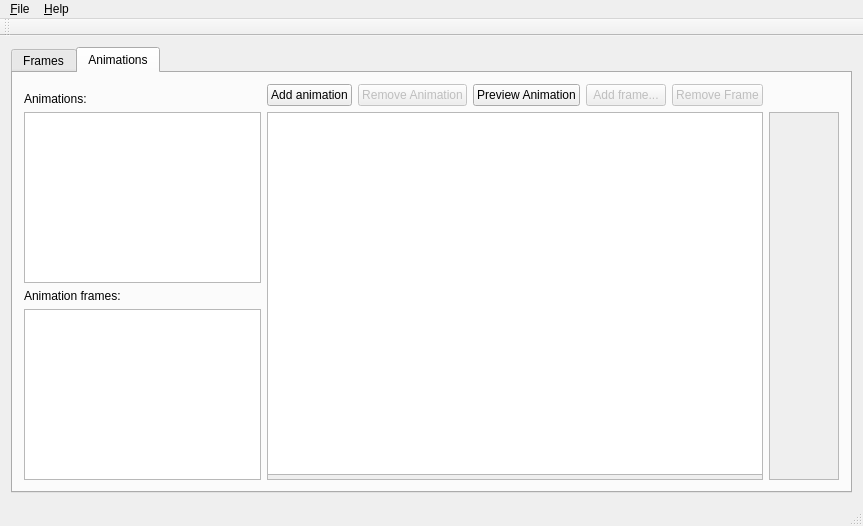
Old version of the form mainwindow.ui in the repository lvklabs/sprite-animator-tool.
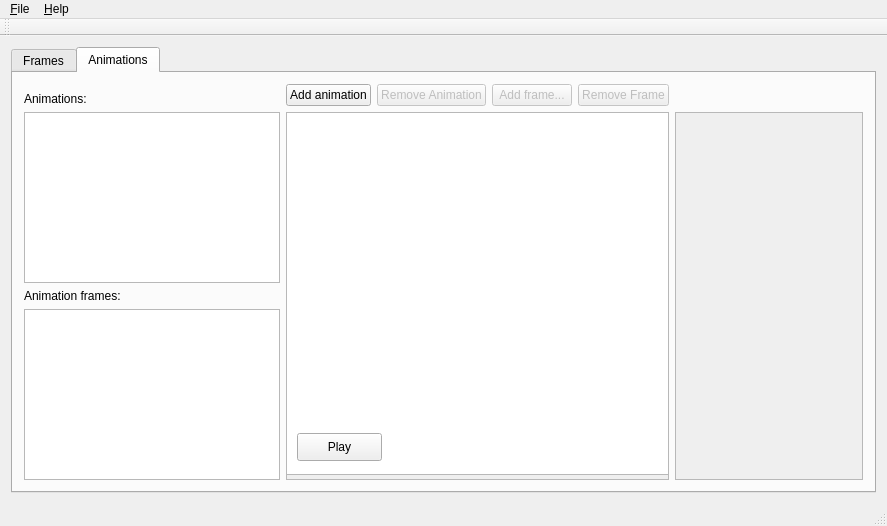
New version of the form. Icons and pictures are not drawn.

Commit message: Fixed and refactored Gonzalo's Code implementing the animations preview. Needs some polishing yet.

```diff
--- a/mainwindow.ui
+++ b/mainwindow.ui
@@ -6,7 +6,7 @@
    <rect>
     <x>0</x>
     <y>0</y>
-    <width>863</width>
+    <width>887</width>
     <height>526</height>
    </rect>
   </property>
@@ -434,7 +434,7 @@
           </property>
          </widget>
         </item>
-        <item row="0" column="4">
+        <item row="0" column="3">
          <widget class="QPushButton" name="addAframeButton">
           <property name="enabled">
            <bool>false</bool>
@@ -444,7 +444,7 @@
           </property>
          </widget>
         </item>
-        <item row="0" column="5">
+        <item row="0" column="4">
          <widget class="QPushButton" name="removeAframeButton">
           <property name="enabled">
            <bool>false</bool>
@@ -454,7 +454,7 @@
           </property>
          </widget>
         </item>
-        <item row="0" column="6">
+        <item row="0" column="5">
          <spacer name="horizontalSpacer_4">
           <property name="orientation">
            <enum>Qt::Horizontal</enum>
@@ -467,7 +467,7 @@
           </property>
          </spacer>
         </item>
-        <item row="1" column="6" rowspan="3">
+        <item row="1" column="5" rowspan="3">
          <widget class="QScrollArea" name="frameAPreviewScroll">
           <property name="widgetResizable">
            <bool>true</bool>
@@ -477,14 +477,14 @@
             <rect>
              <x>0</x>
              <y>0</y>
-             <width>76</width>
+             <width>91</width>
              <height>360</height>
             </rect>
            </property>
           </widget>
          </widget>
         </item>
-        <item row="1" column="1" rowspan="3" colspan="5">
+        <item row="1" column="1" rowspan="3" colspan="4">
          <widget class="QScrollArea" name="aniPreviewScroll">
           <property name="widgetResizable">
            <bool>true</bool>
@@ -494,7 +494,7 @@
             <rect>
              <x>0</x>
              <y>0</y>
-             <width>590</width>
+             <width>484</width>
              <height>360</height>
             </rect>
            </property>
@@ -508,16 +508,25 @@
              </rect>
             </property>
            </widget>
+           <widget class="QPushButton" name="previewAniButton">
+            <property name="geometry">
+             <rect>
+              <x>10</x>
+              <y>320</y>
+              <width>85</width>
+              <height>28</height>
+             </rect>
+            </property>
+            <property name="text">
+             <string>Play</string>
+            </property>
+           </widget>
+           <zorder>animationGraphicsView</zorder>
+           <zorder>previewAniButton</zorder>
+           <zorder>previewAniButton</zorder>
           </widget>
          </widget>
         </item>
-        <item row="0" column="3">
-         <widget class="QPushButton" name="previewAniButton">
-          <property name="text">
-           <string>Preview Animation</string>
-          </property>
-         </widget>
-        </item>
        </layout>
       </widget>
      </widget>
@@ -529,8 +538,8 @@
     <rect>
      <x>0</x>
      <y>0</y>
-     <width>863</width>
-     <height>22</height>
+     <width>887</width>
+     <height>25</height>
     </rect>
    </property>
    <widget class="QMenu" name="menu_File">
```
Left out of the diff: 4 changed lines with no effect on the pictures. The commit also changes 4 other files.
